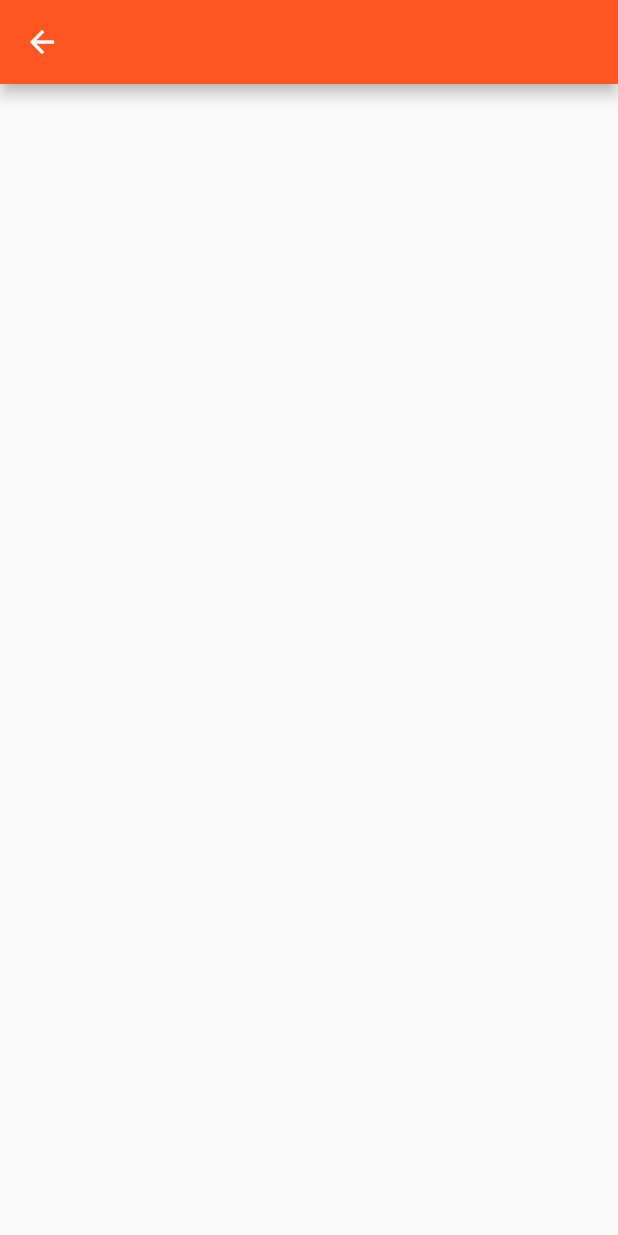
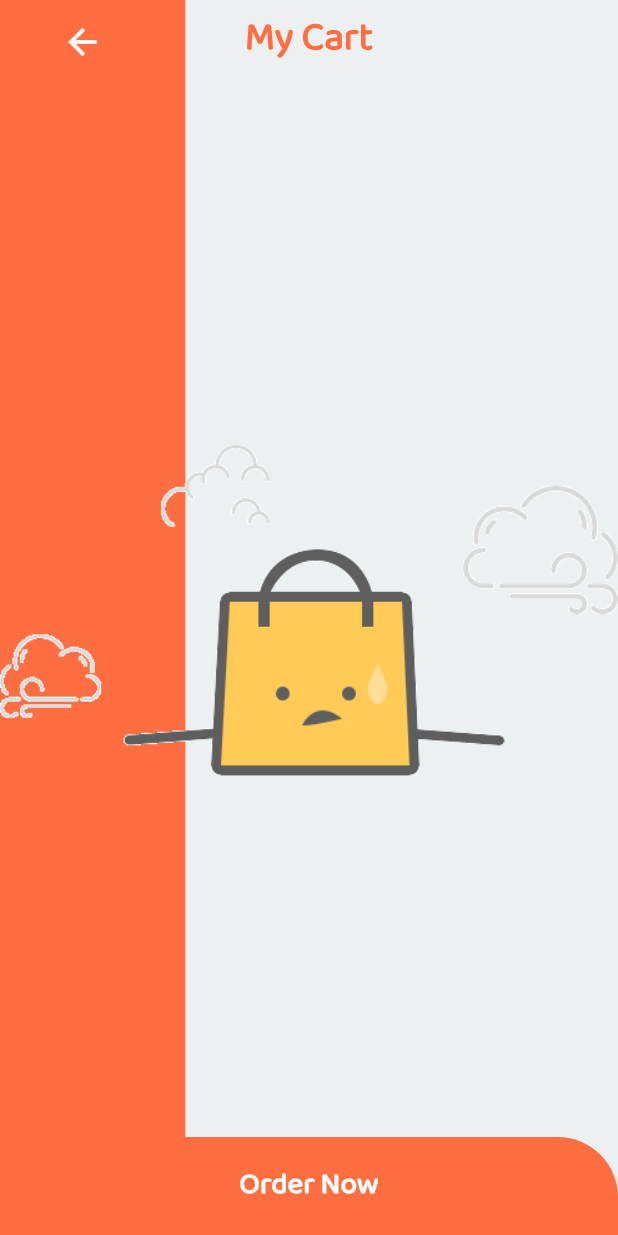
Before and after one commit to mohamedelbalooty/Hum-Seafood, a Flutter app: the CartScreen screen opened by its route, on a phone screen of 412 x 824 dp. Run offline on Flutter 3.47's test engine with Material 2 defaults, Android fonts, the phone set to English and light mode, and no system bars; our stand-ins replace cloud_firestore, curved_navigation_bar, firebase_auth, firebase_storage, google_sign_in, image_picker and 3 more; missing offline and left inert: gradient_text; accounts and stored records are empty.

Commit message:
add cart screen

```diff
--- a/lib/screens/userView/cart_screen.dart
+++ b/lib/screens/userView/cart_screen.dart
@@ -1,22 +1,80 @@
+import 'package:flutter/cupertino.dart';
 import 'package:flutter/material.dart';
+import 'package:humseafood/constants.dart';
 import 'package:humseafood/model/meal.dart';
 import 'package:humseafood/provider/cart_item.dart';
+import 'package:humseafood/widgets/userView_widgets/cartScreen_widgets/cartItem.dart';
+import 'package:humseafood/widgets/userView_widgets/cartScreen_widgets/cartScreenAppBar.dart';
 import 'package:provider/provider.dart';
 
 class CartScreen extends StatelessWidget {
+  static String id = 'CartScreen';
 
-  static String id = 'CartScreen';
   @override
   Widget build(BuildContext context) {
     List<Meal> _meals = Provider.of<CartItem>(context).meals;
-    return Scaffold(
-      appBar: AppBar(),
-      body: ListView.builder(
-        itemCount: _meals.length,
-        itemBuilder: (context, index){
-          return Text(_meals[index].mealName);
-        },
-      ),
+    bool isPortrait =
+        MediaQuery.of(context).orientation == Orientation.portrait;
+    double height = MediaQuery.of(context).size.height;
+    double width = MediaQuery.of(context).size.width;
+    return Stack(
+      children: <Widget>[
+        Container(
+          height: double.infinity,
+          width: double.infinity,
+          color: Color(0xFFECF0F1),
+        ),
+        Container(
+          height: double.infinity,
+          width: isPortrait ? width * 0.3 : width * 0.2,
+          color: KSecondColor,
+        ),
+        Scaffold(
+          backgroundColor: Colors.transparent,
+          bottomNavigationBar: Container(
+            height: isPortrait ? height * 0.08 : height * 0.14,
+            width: width,
+            decoration: BoxDecoration(
+              color: KSecondColor,
+              borderRadius: BorderRadius.only(
+                topRight: Radius.circular(40.0),
+              ),
+            ),
+            child: Center(
+              child: Text(
+                'Order Now',
+                style: TextStyle(
+                  color: KWhiteColor,
+                  fontSize: 20.0,
+                  fontWeight: FontWeight.bold,
+                ),
+              ),
+            ),
+          ),
+          appBar: cartScreenAppBar(context, isPortrait, width),
+          body: LayoutBuilder(
+            builder: (context, constrains) {
+              if(_meals.isNotEmpty){
+                return ListView.builder(
+                  itemCount: _meals.length,
+                  itemBuilder: (context, index) {
+                    return cartItem(isPortrait, height, width,
+                        mealName: _meals[index].mealName,
+                        mealPrice: _meals[index].mealPrice,
+                        mealQuantity: _meals[index].mealQuantity,
+                        mealURL: _meals[index].imageURL);
+                  },
+                );
+              }else{
+                return Center(
+                  child: Image.asset('assets/images/icons/emptyCart.png'),
+                );
+              }
+            },
+
+          ),
+        ),
+      ],
     );
   }
 }
--- /dev/null
+++ b/lib/widgets/userView_widgets/cartScreen_widgets/cartScreenAppBar.dart
@@ -0,0 +1,31 @@
+import 'package:flutter/material.dart';
+import '../../../constants.dart';
+
+Widget cartScreenAppBar(context, bool isPortrait, double width) {
+  return AppBar(
+    backgroundColor: Colors.transparent,
+    elevation: 0.0,
+    centerTitle: true,
+    title: Text(
+      'My Cart',
+      style: TextStyle(
+        color: KSecondColor,
+        fontSize: 26.0,
+        fontWeight: FontWeight.bold,
+      ),
+    ),
+    leading: Padding(
+      padding: EdgeInsets.only(left: isPortrait ? width * 0.08 : width * 0.06),
+      child: IconButton(
+        onPressed: () {
+          Navigator.pop(context);
+        },
+        icon: Icon(
+          Icons.arrow_back,
+          color: KWhiteColor,
+          size: 28.0,
+        ),
+      ),
+    ),
+  );
+}
```
Also changed, not shown: lib/screens/userView/meal_screen.dart (+0 -10 lines), lib/widgets/userView_widgets/cartScreen_widgets/cartItem.dart (added, +152 -0 lines), lib/widgets/userView_widgets/mealScreen_widgets/addToCartButton.dart (+15 -3 lines), assets/images/icons/emptyCart.png (added).
